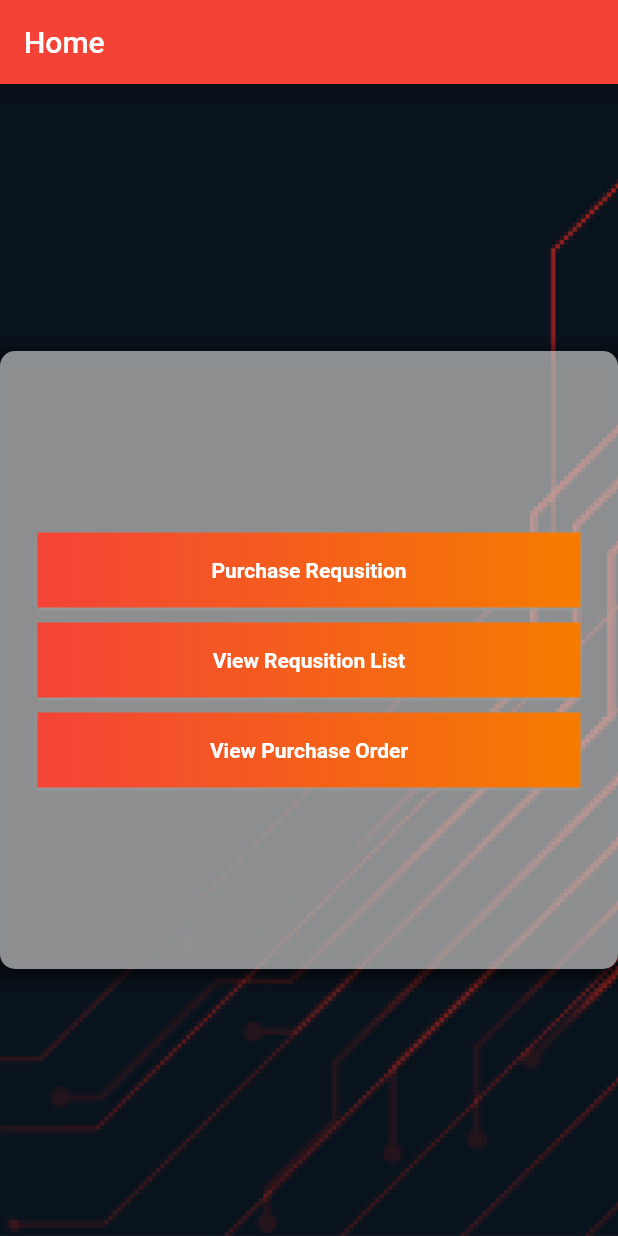
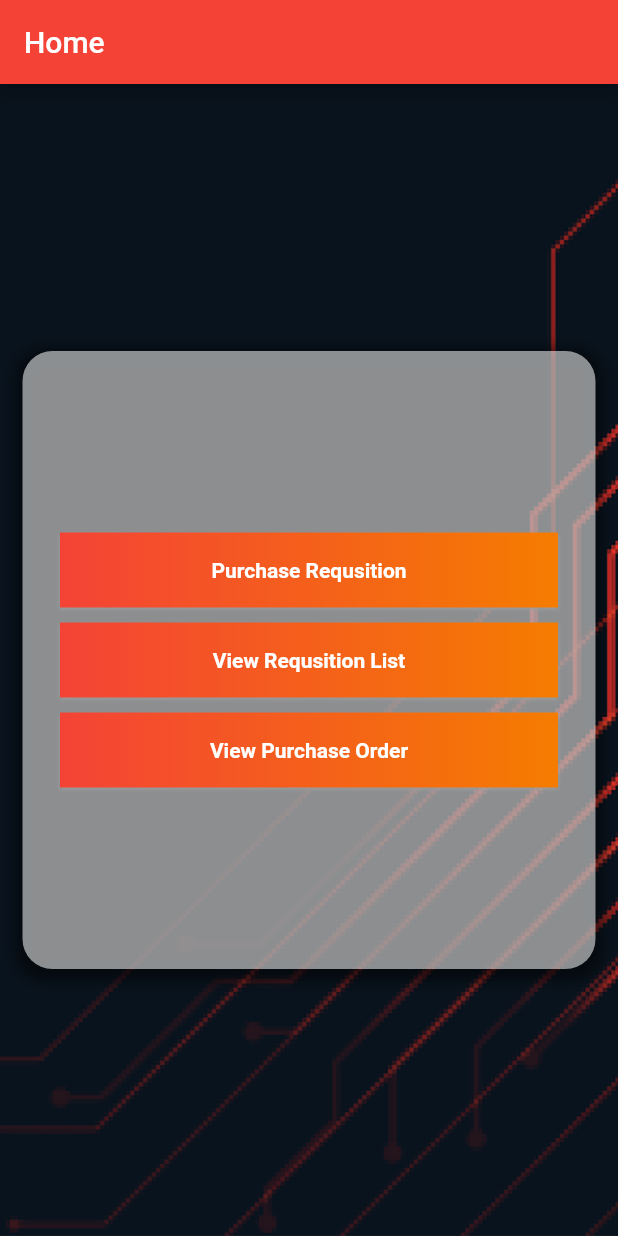
Before and after one commit to UshanFernando/Procurements-for-Construction-Industry, a Flutter app: the screen it shows after launch, on a phone screen of 412 x 824 dp. Run offline on Flutter 3.47's test engine with Material 2 defaults, Android fonts, the phone set to English and light mode, and no system bars; our stand-ins replace cloud_firestore; accounts and stored records are empty.

Commit message:
fixed issues

```diff
--- a/lib/Screens/HomeScreen.dart
+++ b/lib/Screens/HomeScreen.dart
@@ -39,16 +39,15 @@ class _HomeScreenState extends State<HomeScreen> {
           // Center is a layout widget. It takes a single child and positions it
           // in the middle of the parent.
           child: Container(
+            margin: EdgeInsets.all(15),
             height: height * 0.5,
             width: double.infinity,
             padding: EdgeInsets.all(25),
             decoration: BoxDecoration(
               color: Colors.white54,
-              borderRadius: BorderRadius.only(
-                  topLeft: Radius.circular(10),
-                  topRight: Radius.circular(10),
-                  bottomLeft: Radius.circular(10),
-                  bottomRight: Radius.circular(10)),
+              borderRadius: BorderRadius.all(
+                Radius.circular(20),
+              ),
               boxShadow: [
                 BoxShadow(
                   color: Colors.black.withOpacity(0.5),
```
